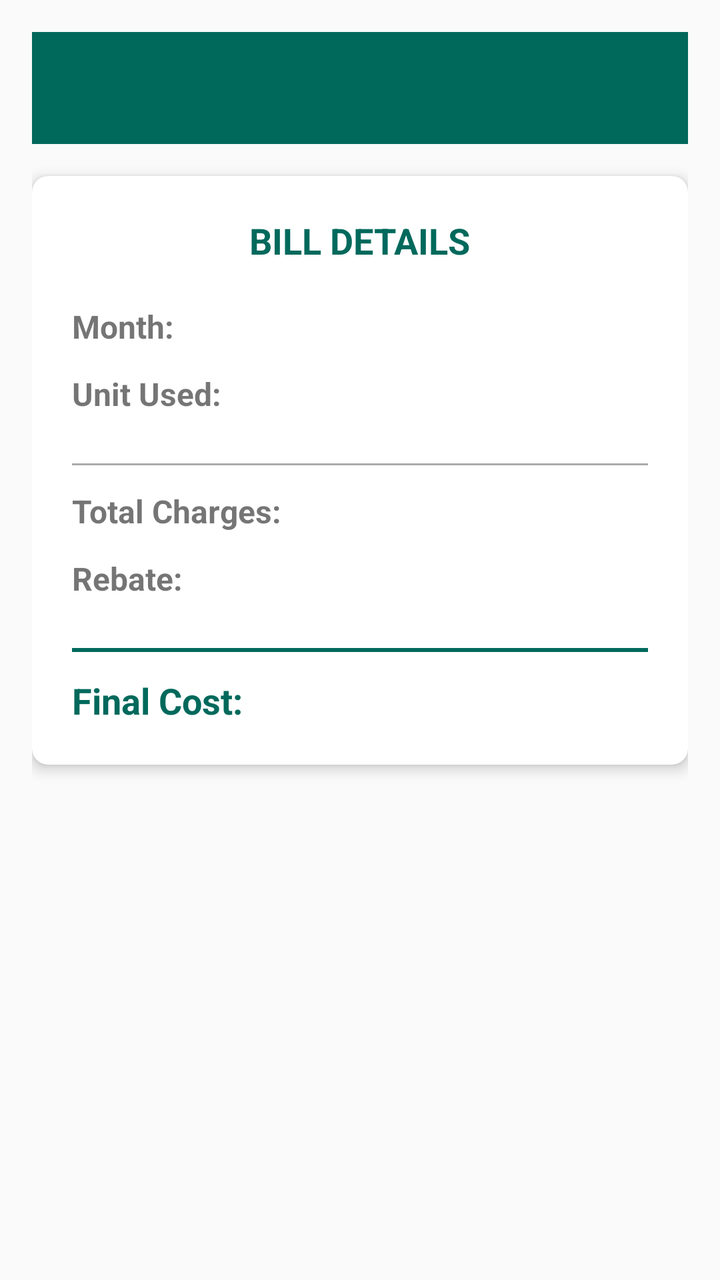
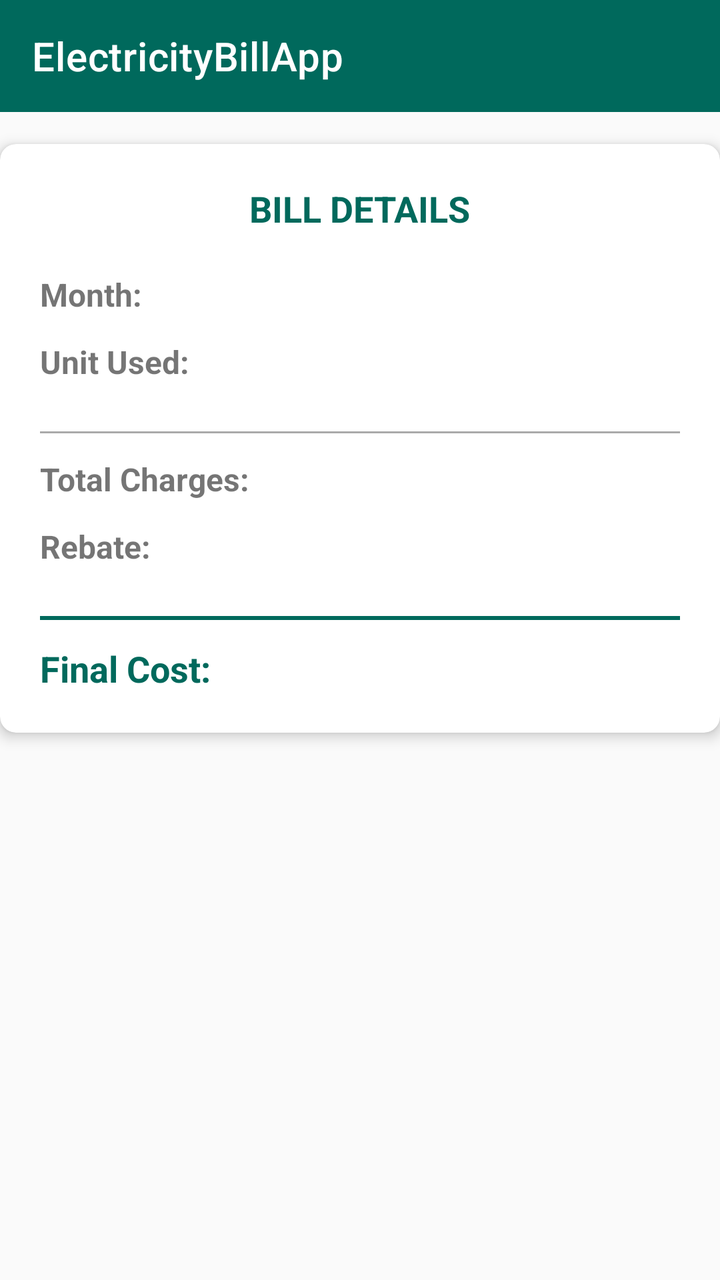

Before-and-after screenshots of an Android layout around one commit, followed by the original layout XML and the change that was made.
<!-- AndroidManifest.xml: application theme Theme.ElectricityBillApp -->
<!-- res/layout/activity_view_bill.xml -->
<?xml version="1.0" encoding="utf-8"?>
<LinearLayout xmlns:android="http://schemas.android.com/apk/res/android"
    xmlns:app="http://schemas.android.com/apk/res-auto"
    android:layout_width="match_parent"
    android:layout_height="match_parent"
    android:orientation="vertical"
    android:background="@color/background"
    android:padding="16dp">

    <androidx.appcompat.widget.Toolbar
        android:id="@+id/toolbar"
        android:layout_width="match_parent"
        android:layout_height="?attr/actionBarSize"
        android:background="@color/primary"
        app:titleTextColor="@android:color/white" />

    <androidx.cardview.widget.CardView
        android:layout_width="match_parent"
        android:layout_height="wrap_content"
        app:cardCornerRadius="8dp"
        app:cardElevation="4dp"
        android:layout_marginTop="16dp">

        <LinearLayout
            android:layout_width="match_parent"
            android:layout_height="wrap_content"
            android:orientation="vertical"
            android:padding="20dp">

            <TextView
                android:layout_width="wrap_content"
                android:layout_height="wrap_content"
                android:text="BILL DETAILS"
                android:textStyle="bold"
                android:textSize="18sp"
                android:textColor="@color/primary"
                android:layout_gravity="center"
                android:layout_marginBottom="20dp"/>

            
            <LinearLayout
                android:layout_width="match_parent"
                android:layout_height="wrap_content"
                android:orientation="horizontal"
                android:layout_marginBottom="12dp">
                <TextView
                    android:layout_width="0dp"
                    android:layout_height="wrap_content"
                    android:layout_weight="1"
                    android:text="Month:"
                    android:textStyle="bold"
                    android:textSize="16sp"/>
                <TextView
                    android:id="@+id/textViewMonth"
                    android:layout_width="0dp"
                    android:layout_height="wrap_content"
                    android:layout_weight="1"
                    android:textSize="16sp"/>
            </LinearLayout>

            
            <LinearLayout
                android:layout_width="match_parent"
                android:layout_height="wrap_content"
                android:orientation="horizontal"
                android:layout_marginBottom="12dp">
                <TextView
                    android:layout_width="0dp"
                    android:layout_height="wrap_content"
                    android:layout_weight="1"
                    android:text="Unit Used:"
                    android:textStyle="bold"
                    android:textSize="16sp"/>
                <TextView
                    android:id="@+id/textViewUnit"
                    android:layout_width="0dp"
                    android:layout_height="wrap_content"
                    android:layout_weight="1"
                    android:textSize="16sp"/>
            </LinearLayout>

            <View
                android:layout_width="match_parent"
                android:layout_height="1dp"
                android:background="@android:color/darker_gray"
                android:layout_marginVertical="12dp"/>

            
            <LinearLayout
                android:layout_width="match_parent"
                android:layout_height="wrap_content"
                android:orientation="horizontal"
                android:layout_marginBottom="12dp">
                <TextView
                    android:layout_width="0dp"
                    android:layout_height="wrap_content"
                    android:layout_weight="1"
                    android:text="Total Charges:"
                    android:textStyle="bold"
                    android:textSize="16sp"/>
                <TextView
                    android:id="@+id/textViewTotalCharges"
                    android:layout_width="0dp"
                    android:layout_height="wrap_content"
                    android:layout_weight="1"
                    android:textSize="16sp"/>
            </LinearLayout>

            
            <LinearLayout
                android:layout_width="match_parent"
                android:layout_height="wrap_content"
                android:orientation="horizontal"
                android:layout_marginBottom="12dp">
                <TextView
                    android:layout_width="0dp"
                    android:layout_height="wrap_content"
                    android:layout_weight="1"
                    android:text="Rebate:"
                    android:textStyle="bold"
                    android:textSize="16sp"/>
                <TextView
                    android:id="@+id/textViewRebate"
                    android:layout_width="0dp"
                    android:layout_height="wrap_content"
                    android:layout_weight="1"
                    android:textSize="16sp"/>
            </LinearLayout>

            <View
                android:layout_width="match_parent"
                android:layout_height="2dp"
                android:background="@color/primary"
                android:layout_marginVertical="12dp"/>

            
            <LinearLayout
                android:layout_width="match_parent"
                android:layout_height="wrap_content"
                android:orientation="horizontal">
                <TextView
                    android:layout_width="0dp"
                    android:layout_height="wrap_content"
                    android:layout_weight="1"
                    android:text="Final Cost:"
                    android:textStyle="bold"
                    android:textSize="18sp"
                    android:textColor="@color/primary"/>
                <TextView
                    android:id="@+id/textViewFinalCost"
                    android:layout_width="0dp"
                    android:layout_height="wrap_content"
                    android:layout_weight="1"
                    android:textSize="18sp"
                    android:textStyle="bold"
                    android:textColor="@color/primary"/>
            </LinearLayout>

        </LinearLayout>
    </androidx.cardview.widget.CardView>

</LinearLayout>
<!-- resources referenced by this layout -->
<resources>
  <color name="background">#FAFAFA</color>
  <color name="primary">#00695C</color>
  <style name="Theme.ElectricityBillApp" parent="Theme.MaterialComponents.DayNight.NoActionBar">
          
          <item name="android:statusBarColor">@color/primary_variant</item>
          
          <item name="colorPrimary">@color/primary</item>
          <item name="colorPrimaryDark">@color/primary_variant</item>
          <item name="colorAccent">@color/accent</item>
          
          <item name="colorSecondary">@color/accent</item>
          <item name="android:colorBackground">@color/background</item>
      </style>
  <color name="primary_variant">#004D40</color>
  <color name="accent">#FF7043</color>
</resources>

<!-- the commit's change to res/layout/activity_view_bill.xml (unified diff, before → after) -->
@@ -4,15 +4,15 @@
     android:layout_width="match_parent"
     android:layout_height="match_parent"
     android:orientation="vertical"
-    android:background="@color/background"
-    android:padding="16dp">
+    android:background="@color/background">
 
     <androidx.appcompat.widget.Toolbar
         android:id="@+id/toolbar"
         android:layout_width="match_parent"
         android:layout_height="?attr/actionBarSize"
         android:background="@color/primary"
-        app:titleTextColor="@android:color/white" />
+        app:titleTextColor="@android:color/white"
+        app:title="@string/app_name"/>
 
     <androidx.cardview.widget.CardView
         android:layout_width="match_parent"
<!-- resource entries referenced after the edit -->
@@ -2,6 +2,7 @@
 <resources>
   <color name="background">#FAFAFA</color>
   <color name="primary">#00695C</color>
+  <string name="app_name">ElectricityBillApp</string>
   <style name="Theme.ElectricityBillApp" parent="Theme.MaterialComponents.DayNight.NoActionBar">
           
           <item name="android:statusBarColor">@color/primary_variant</item>
